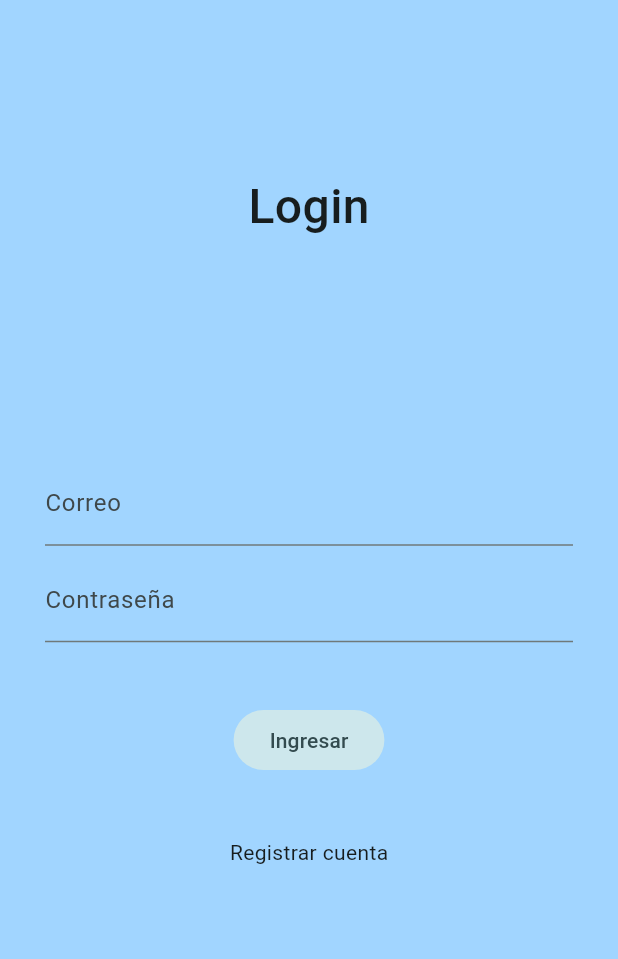
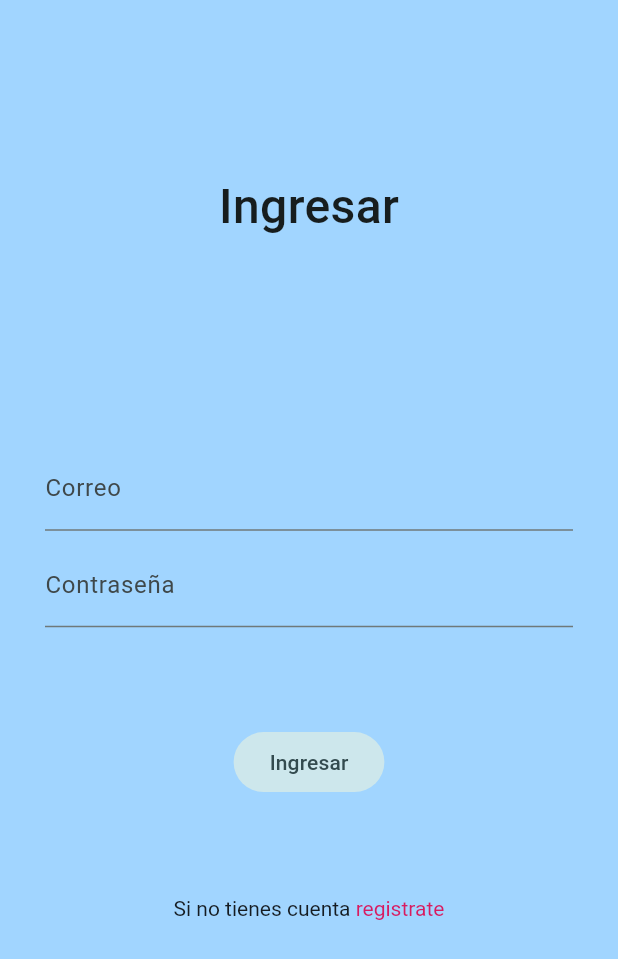
Before and after one commit to chars32/medics_app, a Flutter app: the screen it shows after launch, on a phone screen of 412 x 824 dp. Shown: the top 959 px of the screen. Run offline on Flutter 3.47's test engine with Material 2 defaults, Android fonts, the phone set to English and light mode, and no system bars; our stand-ins replace go_router.

Commit message:
Minor changes UI login_screen

```diff
--- a/lib/features/presentation/screens/login_screen.dart
+++ b/lib/features/presentation/screens/login_screen.dart
@@ -1,3 +1,4 @@
+import 'package:flutter/gestures.dart';
 import 'package:flutter/material.dart';
 
 class LoginScreen extends StatelessWidget {
@@ -8,14 +9,14 @@ class LoginScreen extends StatelessWidget {
     final size = MediaQuery.of(context).size;
 
     return Scaffold(
-      body: Center(
+      body: SafeArea(
         child: Column(
           children: [
             const Expanded(
               flex: 1,
               child: Center(
                 child: Text(
-                  'Login',
+                  'Ingresar',
                   style: TextStyle(
                     fontSize: 32,
                     fontWeight: FontWeight.w500,
@@ -29,7 +30,7 @@ class LoginScreen extends StatelessWidget {
                 child: Padding(
                   padding: const EdgeInsets.symmetric(
                     horizontal: 30,
-                    vertical: 25,
+                    vertical: 15,
                   ),
                   child: Center(
                     child: Column(
@@ -44,13 +45,28 @@ class LoginScreen extends StatelessWidget {
                           decoration:
                               const InputDecoration(labelText: 'Contraseña'),
                         ),
-                        SizedBox(height: size.height * 0.05),
+                        SizedBox(height: size.height * 0.08),
                         FilledButton.tonal(
                           onPressed: () {},
                           child: const Text('Ingresar'),
                         ),
-                        SizedBox(height: size.height * 0.05),
-                        const Text('Registrar cuenta')
+                        SizedBox(height: size.height * 0.08),
+                        RichText(
+                          text: TextSpan(
+                            text: 'Si no tienes cuenta ',
+                            style: const TextStyle(color: Colors.black87),
+                            children: [
+                              TextSpan(
+                                text: 'registrate',
+                                recognizer: TapGestureRecognizer()
+                                  ..onTap = () {
+                                    print('hola');
+                                  },
+                                style: TextStyle(color: Colors.pink[600]),
+                              )
+                            ],
+                          ),
+                        )
                       ],
                     ),
                   ),
```
